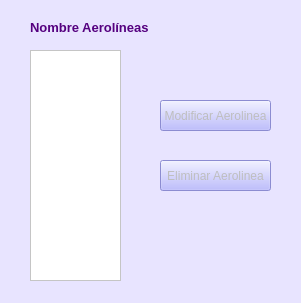
Before: the Qt Designer form Interfaces Aeropuerto/listadoAerolineas.ui in vanesagustin98/Aerocamp, drawn with Qt 5.
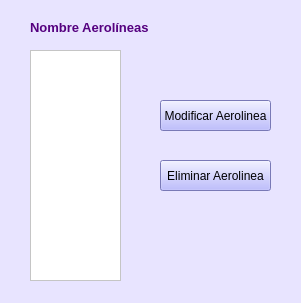
After: the same form once the commit is applied.

Patch:
```diff
--- a/Interfaces Aeropuerto/listadoAerolineas.ui
+++ b/Interfaces Aeropuerto/listadoAerolineas.ui
@@ -2,6 +2,9 @@
 <ui version="4.0">
  <class>Form</class>
  <widget class="QWidget" name="Form">
+  <property name="enabled">
+   <bool>true</bool>
+  </property>
   <property name="geometry">
    <rect>
     <x>0</x>
@@ -18,7 +21,7 @@
   </property>
   <widget class="QPushButton" name="pushButton">
    <property name="enabled">
-    <bool>false</bool>
+    <bool>true</bool>
    </property>
    <property name="geometry">
     <rect>
@@ -53,7 +56,7 @@
   </widget>
   <widget class="QPushButton" name="pushButton_2">
    <property name="enabled">
-    <bool>false</bool>
+    <bool>true</bool>
    </property>
    <property name="geometry">
     <rect>
```
